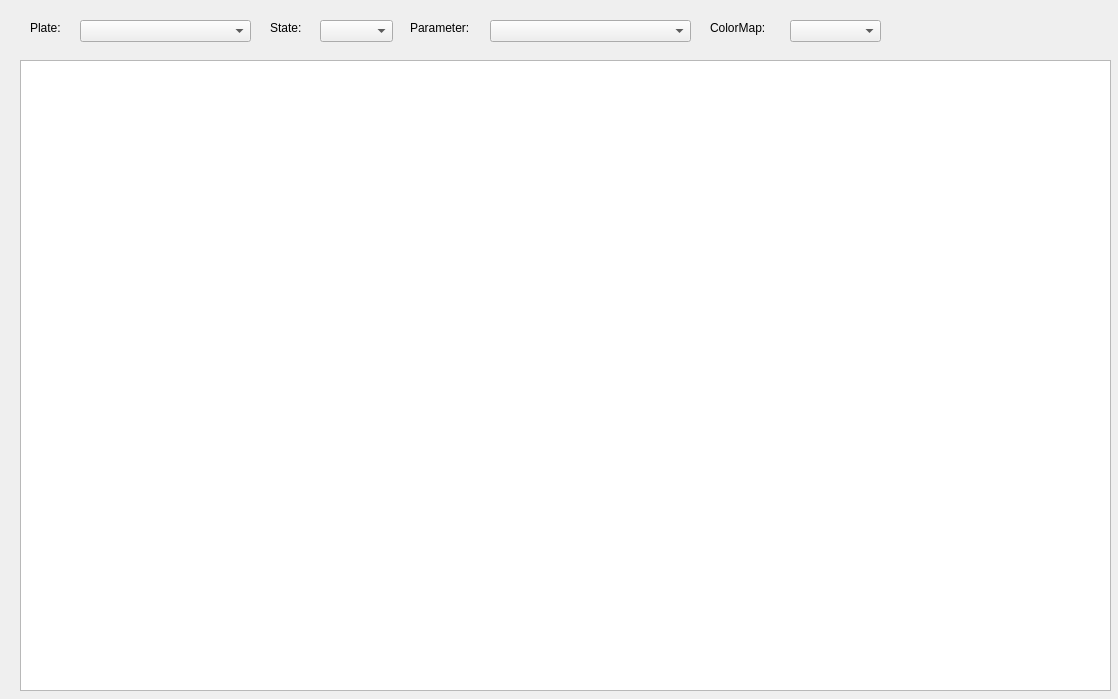
Qt form CardioWaveGUI/plateviewer.ui (zealseeker/CardioWaveGUI) before a commit.
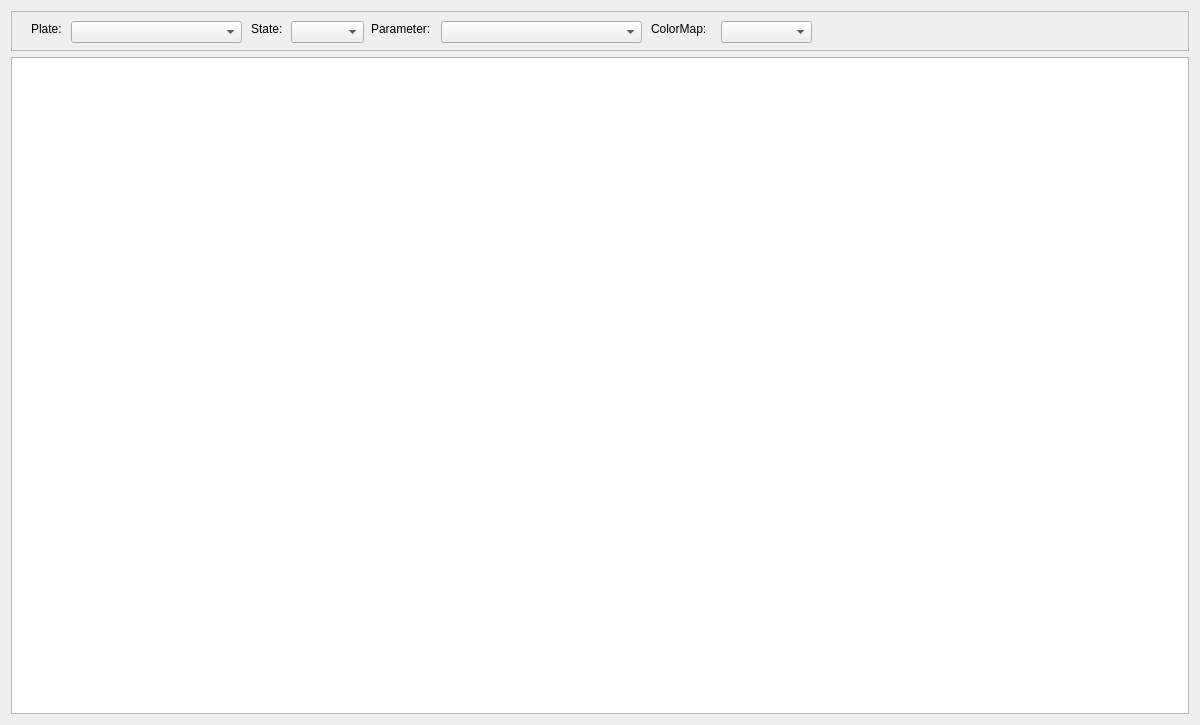
The same form after that commit.

Commit message: Fix a problem in plate view

Patch:
```diff
--- a/CardioWaveGUI/plateviewer.ui
+++ b/CardioWaveGUI/plateviewer.ui
@@ -6,44 +6,33 @@
    <rect>
     <x>0</x>
     <y>0</y>
-    <width>1118</width>
-    <height>699</height>
+    <width>1200</width>
+    <height>725</height>
    </rect>
   </property>
   <property name="windowTitle">
    <string>CardioWave - plate view</string>
   </property>
-  <widget class="QTableView" name="tableView">
-   <property name="geometry">
-    <rect>
-     <x>20</x>
-     <y>60</y>
-     <width>1091</width>
-     <height>631</height>
-    </rect>
-   </property>
-   <attribute name="horizontalHeaderDefaultSectionSize">
-    <number>65</number>
-   </attribute>
-   <attribute name="horizontalHeaderMinimumSectionSize">
-    <number>50</number>
-   </attribute>
-  </widget>
-  <widget class="QComboBox" name="plateCombo">
-   <property name="geometry">
-    <rect>
-     <x>80</x>
-     <y>20</y>
-     <width>171</width>
-     <height>22</height>
-    </rect>
-   </property>
-  </widget>
+  <layout class="QVBoxLayout" name="verticalLayout">
+   <item>
+    <widget class="QFrame" name="frame">
+     <property name="minimumSize">
+      <size>
+       <width>0</width>
+       <height>40</height>
+      </size>
+     </property>
+     <property name="frameShape">
+      <enum>QFrame::StyledPanel</enum>
+     </property>
+     <property name="frameShadow">
+      <enum>QFrame::Raised</enum>
+     </property>
   <widget class="QLabel" name="label">
    <property name="geometry">
     <rect>
-     <x>30</x>
-     <y>20</y>
+        <x>20</x>
+        <y>10</y>
      <width>51</width>
      <height>16</height>
     </rect>
@@ -52,11 +41,21 @@
     <string>Plate:</string>
    </property>
   </widget>
+     <widget class="QComboBox" name="plateCombo">
+      <property name="geometry">
+       <rect>
+        <x>60</x>
+        <y>10</y>
+        <width>171</width>
+        <height>22</height>
+       </rect>
+      </property>
+     </widget>
   <widget class="QLabel" name="label_2">
    <property name="geometry">
     <rect>
-     <x>270</x>
-     <y>20</y>
+        <x>240</x>
+        <y>10</y>
      <width>41</width>
      <height>16</height>
     </rect>
@@ -68,8 +67,8 @@
   <widget class="QComboBox" name="stateCombo">
    <property name="geometry">
     <rect>
-     <x>320</x>
-     <y>20</y>
+        <x>280</x>
+        <y>10</y>
      <width>73</width>
      <height>22</height>
     </rect>
@@ -78,8 +77,8 @@
   <widget class="QLabel" name="label_3">
    <property name="geometry">
     <rect>
-     <x>410</x>
-     <y>20</y>
+        <x>360</x>
+        <y>10</y>
      <width>71</width>
      <height>16</height>
     </rect>
@@ -91,8 +90,8 @@
   <widget class="QComboBox" name="parameterCombo">
    <property name="geometry">
     <rect>
-     <x>490</x>
-     <y>20</y>
+        <x>430</x>
+        <y>10</y>
      <width>201</width>
      <height>22</height>
     </rect>
@@ -101,8 +100,8 @@
   <widget class="QLabel" name="label_4">
    <property name="geometry">
     <rect>
-     <x>710</x>
-     <y>20</y>
+        <x>640</x>
+        <y>10</y>
      <width>71</width>
      <height>16</height>
     </rect>
@@ -114,13 +113,26 @@
   <widget class="QComboBox" name="colorCombo">
    <property name="geometry">
     <rect>
-     <x>790</x>
-     <y>20</y>
+        <x>710</x>
+        <y>10</y>
      <width>91</width>
      <height>22</height>
     </rect>
    </property>
   </widget>
+    </widget>
+   </item>
+   <item>
+    <widget class="QTableView" name="tableView">
+     <attribute name="horizontalHeaderDefaultSectionSize">
+      <number>50</number>
+     </attribute>
+     <attribute name="horizontalHeaderMinimumSectionSize">
+      <number>50</number>
+     </attribute>
+    </widget>
+   </item>
+  </layout>
  </widget>
  <resources/>
  <connections/>
```
Lines whose indentation alone changed are shown as unchanged. The commit also changes 2 other files.
